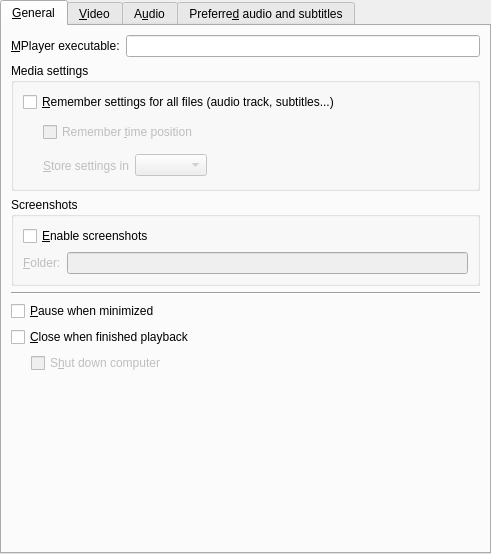
Before: the Qt Designer form src/prefgeneral.ui in bitwiseworks/smplayer-os2, drawn with Qt 5.
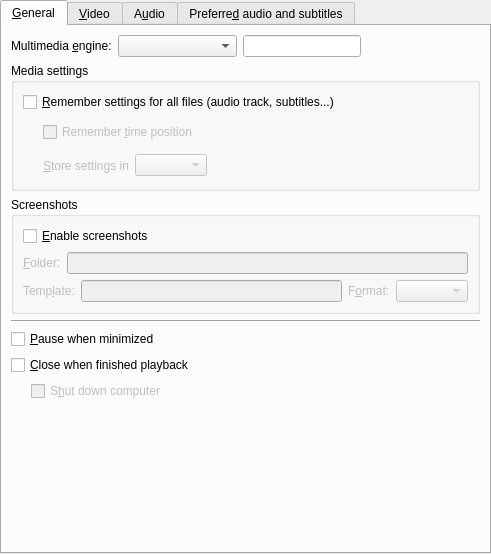
After: the same form once the commit is applied. Custom widgets are drawn as their Qt base class.

What changed in the file:
```diff
--- a/src/prefgeneral.ui
+++ b/src/prefgeneral.ui
@@ -30,9 +30,9 @@
        <item>
         <layout class="QHBoxLayout">
          <item>
-          <widget class="QLabel" name="textLabel1_2">
+          <widget class="QLabel" name="executable_label">
            <property name="text">
-            <string>&amp;MPlayer executable:</string>
+            <string>Multimedia &amp;engine:</string>
            </property>
            <property name="wordWrap">
             <bool>false</bool>
@@ -42,9 +42,32 @@
            </property>
           </widget>
          </item>
+         <item>
+          <widget class="QComboBox" name="player_combo">
+           <property name="sizePolicy">
+            <sizepolicy hsizetype="MinimumExpanding" vsizetype="Fixed">
+             <horstretch>0</horstretch>
+             <verstretch>0</verstretch>
+            </sizepolicy>
+           </property>
+          </widget>
+         </item>
          <item>
           <widget class="FileChooser" name="mplayerbin_edit"/>
          </item>
+         <item>
+          <spacer name="player_spacer">
+           <property name="orientation">
+            <enum>Qt::Horizontal</enum>
+           </property>
+           <property name="sizeHint" stdset="0">
+            <size>
+             <width>40</width>
+             <height>20</height>
+            </size>
+           </property>
+          </spacer>
+         </item>
         </layout>
        </item>
        <item>
@@ -141,36 +164,84 @@
          <property name="title">
           <string>Screenshots</string>
          </property>
-         <layout class="QGridLayout">
-          <item row="0" column="0" colspan="2">
+         <layout class="QVBoxLayout" name="verticalLayout_3">
+          <item>
            <widget class="QCheckBox" name="use_screenshots_check">
             <property name="text">
              <string>&amp;Enable screenshots</string>
             </property>
            </widget>
           </item>
-          <item row="1" column="0">
-           <widget class="QLabel" name="screenshots_dir_label">
-            <property name="enabled">
-             <bool>false</bool>
-            </property>
-            <property name="text">
-             <string>&amp;Folder:</string>
-            </property>
-            <property name="wordWrap">
-             <bool>false</bool>
-            </property>
-            <property name="buddy">
-             <cstring>screenshot_edit</cstring>
-            </property>
-           </widget>
+          <item>
+           <layout class="QHBoxLayout" name="horizontalLayout_4">
+            <item>
+             <widget class="QLabel" name="screenshots_dir_label">
+              <property name="enabled">
+               <bool>false</bool>
+              </property>
+              <property name="text">
+               <string>&amp;Folder:</string>
+              </property>
+              <property name="wordWrap">
+               <bool>false</bool>
+              </property>
+              <property name="buddy">
+               <cstring>screenshot_edit</cstring>
+              </property>
+             </widget>
+            </item>
+            <item>
+             <widget class="FileChooser" name="screenshot_edit">
+              <property name="enabled">
+               <bool>false</bool>
+              </property>
+             </widget>
+            </item>
+           </layout>
           </item>
-          <item row="1" column="1">
-           <widget class="FileChooser" name="screenshot_edit">
-            <property name="enabled">
-             <bool>false</bool>
-            </property>
-           </widget>
+          <item>
+           <layout class="QHBoxLayout" name="horizontalLayout_3">
+            <item>
+             <widget class="QLabel" name="screenshot_template_label">
+              <property name="enabled">
+               <bool>false</bool>
+              </property>
+              <property name="text">
+               <string>Temp&amp;late:</string>
+              </property>
+              <property name="buddy">
+               <cstring>screenshot_template_edit</cstring>
+              </property>
+             </widget>
+            </item>
+            <item>
+             <widget class="QLineEdit" name="screenshot_template_edit">
+              <property name="enabled">
+               <bool>false</bool>
+              </property>
+             </widget>
+            </item>
+            <item>
+             <widget class="QLabel" name="screenshot_format_label">
+              <property name="enabled">
+               <bool>false</bool>
+              </property>
+              <property name="text">
+               <string>F&amp;ormat:</string>
+              </property>
+              <property name="buddy">
+               <cstring>screenshot_format_combo</cstring>
+              </property>
+             </widget>
+            </item>
+            <item>
+             <widget class="QComboBox" name="screenshot_format_combo">
+              <property name="enabled">
+               <bool>false</bool>
+              </property>
+             </widget>
+            </item>
+           </layout>
           </item>
          </layout>
         </widget>
@@ -1010,7 +1081,7 @@
        <item>
         <widget class="QLabel" name="preferred_desc">
          <property name="text">
-          <string>&lt;Here it goes an explanation text&gt;
+          <string notr="true">&lt;Here it goes an explanation text&gt;
 For translators: don't translate this text, it will be replaced with another one at runtime.</string>
          </property>
          <property name="wordWrap">
```
Left out of the diff: 67 changed lines with no effect on the pictures.
